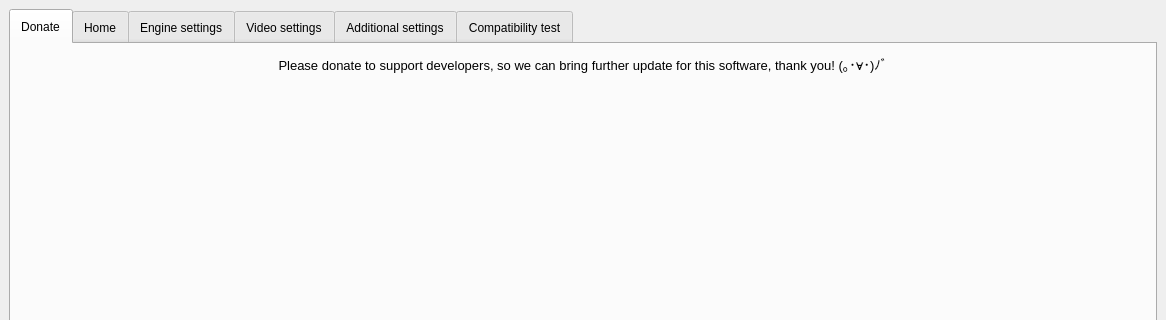
Qt form SRC/Waifu2x-Extension-QT/mainwindow.ui (AaronFeng753/Waifu2x-Extension-GUI) before a commit; both pictures show x 0 to 1166 and y 0 to 320 of the 1166 by 747 pixel window.
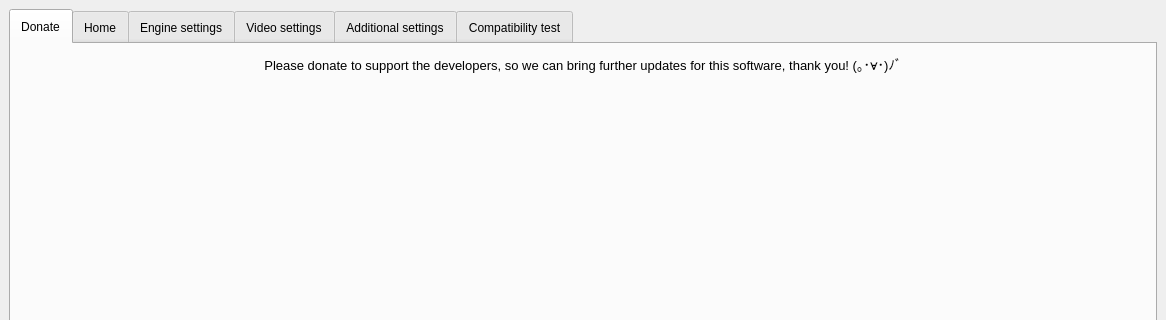
The same form after that commit. The open tabs and pages were chosen to show the change. Icons and pictures are not drawn.

Patch:
```diff
--- a/SRC/Waifu2x-Extension-QT/mainwindow.ui
+++ b/SRC/Waifu2x-Extension-QT/mainwindow.ui
@@ -233,7 +233,7 @@
            </font>
           </property>
           <property name="text">
-           <string>Please donate to support developers, so we can bring further update for this software, thank you! (｡･∀･)ﾉﾞ</string>
+           <string>Please donate to support the developers, so we can bring further updates for this software, thank you! (｡･∀･)ﾉﾞ</string>
           </property>
           <property name="alignment">
            <set>Qt::AlignCenter</set>
```
Left out of the diff: 10 changed lines with no effect on the pictures.
